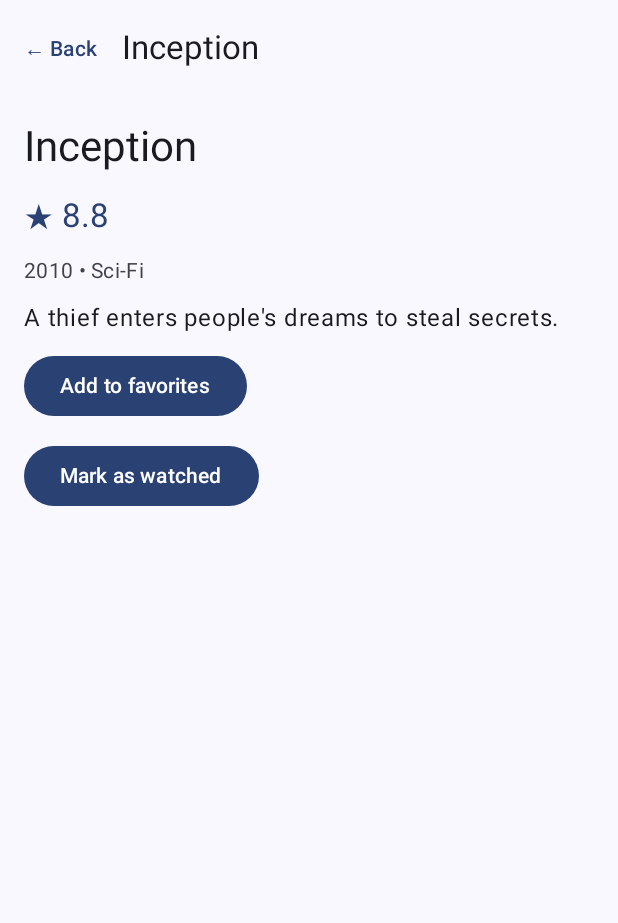
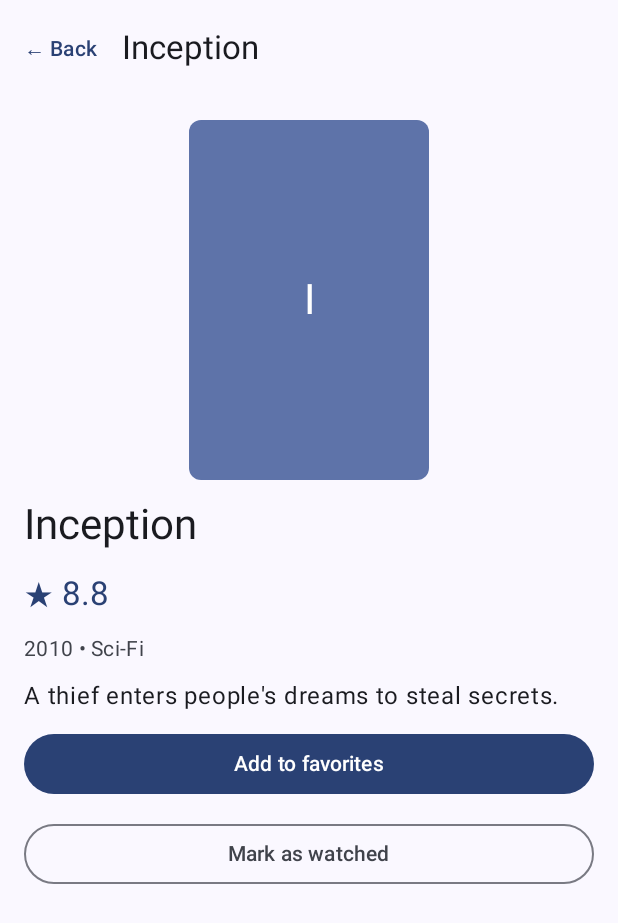
Before and after one commit to imankai/watchlist-app, an Android app built with Jetpack Compose: the screen it shows after launch (MainActivity), after a tap on an icon or button, on a phone screen of 412 x 824 dp. Shown: the top 923 px of the screen. Run offline under Robolectric (Android 15) with nearby library versions, the phone set to English and light mode, and no system bars.

Commit message:
Add movie poster and scroll to DetailScreen

```diff
--- a/app/src/main/java/com/example/watchlist/ui/screens/DetailScreen.kt
+++ b/app/src/main/java/com/example/watchlist/ui/screens/DetailScreen.kt
@@ -4,10 +4,15 @@ import androidx.compose.foundation.layout.Arrangement
 import androidx.compose.foundation.layout.Box
 import androidx.compose.foundation.layout.Column
 import androidx.compose.foundation.layout.fillMaxSize
+import androidx.compose.foundation.layout.fillMaxWidth
 import androidx.compose.foundation.layout.padding
+import androidx.compose.foundation.layout.size
+import androidx.compose.foundation.rememberScrollState
+import androidx.compose.foundation.verticalScroll
 import androidx.compose.material3.Button
 import androidx.compose.material3.ExperimentalMaterial3Api
 import androidx.compose.material3.MaterialTheme
+import androidx.compose.material3.OutlinedButton
 import androidx.compose.material3.Scaffold
 import androidx.compose.material3.Text
 import androidx.compose.material3.TextButton
@@ -20,6 +25,7 @@ import androidx.compose.ui.Alignment
 import androidx.compose.ui.Modifier
 import androidx.compose.ui.unit.dp
 import androidx.lifecycle.viewmodel.compose.viewModel
+import com.example.watchlist.ui.components.MoviePoster
 import com.example.watchlist.viewmodel.DetailViewModel
 
 @OptIn(ExperimentalMaterial3Api::class)
@@ -46,10 +52,20 @@ fun DetailScreen(
         if (m != null) {
             Column(
                 modifier = Modifier
+                    .fillMaxSize()
                     .padding(padding)
+                    .verticalScroll(rememberScrollState())
                     .padding(16.dp),
                 verticalArrangement = Arrangement.spacedBy(12.dp)
             ) {
+                MoviePoster(
+                    title = m.title,
+                    posterUrl = m.posterUrl,
+                    modifier = Modifier
+                        .size(width = 160.dp, height = 240.dp)
+                        .align(Alignment.CenterHorizontally)
+                )
+
                 Text(m.title, style = MaterialTheme.typography.headlineMedium)
                 Text(
                     text = "★ ${m.rating}",
@@ -63,10 +79,16 @@ fun DetailScreen(
                 )
                 Text(m.description, style = MaterialTheme.typography.bodyLarge)
 
-                Button(onClick = { viewModel.onFavoriteClick(m.id) }) {
+                Button(
+                    onClick = { viewModel.onFavoriteClick(m.id) },
+                    modifier = Modifier.fillMaxWidth()
+                ) {
                     Text(if (m.isFavorite) "Remove from favorites" else "Add to favorites")
                 }
-                Button(onClick = { viewModel.onWatchedClick(m.id) }) {
+                OutlinedButton(
+                    onClick = { viewModel.onWatchedClick(m.id) },
+                    modifier = Modifier.fillMaxWidth()
+                ) {
                     Text(if (m.isWatched) "Mark as not watched" else "Mark as watched")
                 }
             }
```
